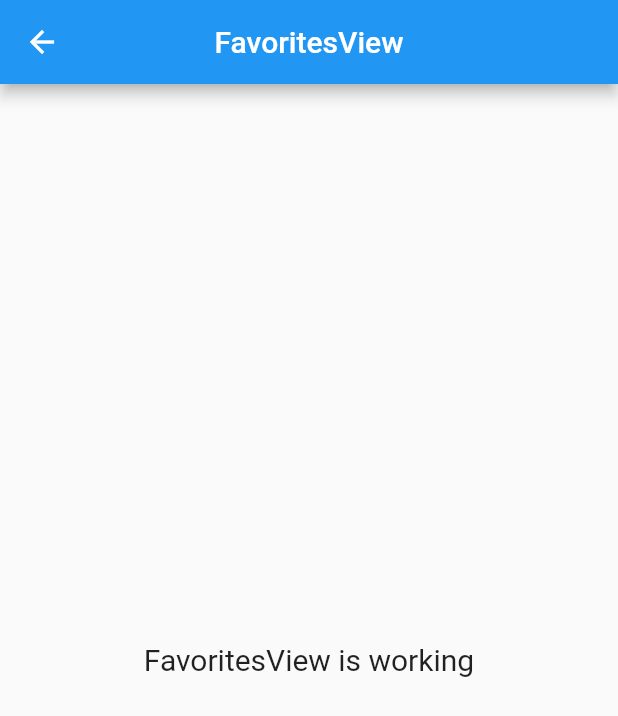
After one commit to Azzamubaidillah/Flutter-UI, a Flutter app: the FavoritesView screen opened by its route, on a phone screen of 412 x 824 dp. The commit adds this screen. Shown: the top 716 px of the screen. Run offline on Flutter 3.47's test engine with Material 2 defaults, Android fonts, the light colour scheme and no system bars; our stand-ins replace flutter_signin_button, flutter_svg, get, introduction_screen, line_icons.

Commit message:
create page favorites and user

```diff
--- /dev/null
+++ b/nubook/lib/app/modules/favorites/views/favorites_view.dart
@@ -0,0 +1,23 @@
+import 'package:flutter/material.dart';
+
+import 'package:get/get.dart';
+
+import '../controllers/favorites_controller.dart';
+
+class FavoritesView extends GetView<FavoritesController> {
+  @override
+  Widget build(BuildContext context) {
+    return Scaffold(
+      appBar: AppBar(
+        title: Text('FavoritesView'),
+        centerTitle: true,
+      ),
+      body: Center(
+        child: Text(
+          'FavoritesView is working',
+          style: TextStyle(fontSize: 20),
+        ),
+      ),
+    );
+  }
+}
--- a/nubook/lib/app/routes/app_routes.dart
+++ b/nubook/lib/app/routes/app_routes.dart
@@ -7,6 +7,8 @@
   static const SPLASH_SCREEN = _Paths.SPLASH_SCREEN;
   static const ONBOARDING = _Paths.ONBOARDING;
   static const DISCOVER = _Paths.DISCOVER;
+  static const FAVORITES = _Paths.FAVORITES;
+  static const USER = _Paths.USER;
 }
 
 abstract class _Paths {
@@ -15,4 +17,6 @@
   static const SPLASH_SCREEN = '/splash-screen';
   static const ONBOARDING = '/onboarding';
   static const DISCOVER = '/discover';
+  static const FAVORITES = '/favorites';
+  static const USER = '/user';
 }
```
Also changed, not shown: nubook/lib/app/modules/favorites/bindings/favorites_binding.dart (added, +12 -0 lines), nubook/lib/app/modules/favorites/controllers/favorites_controller.dart (added, +20 -0 lines), nubook/lib/app/modules/user/bindings/user_binding.dart (added, +12 -0 lines), nubook/lib/app/modules/user/controllers/user_controller.dart (added, +20 -0 lines), nubook/lib/app/modules/user/views/user_view.dart (added, +23 -0 lines), nubook/lib/app/routes/app_pages.dart (+14 -0 lines).
